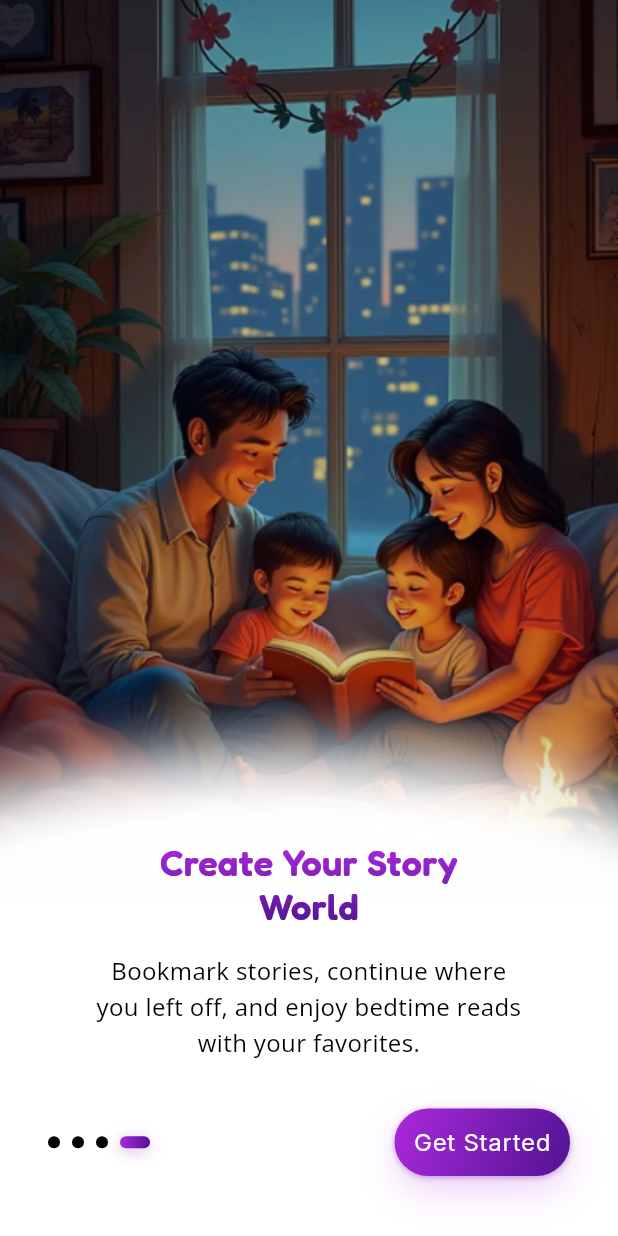
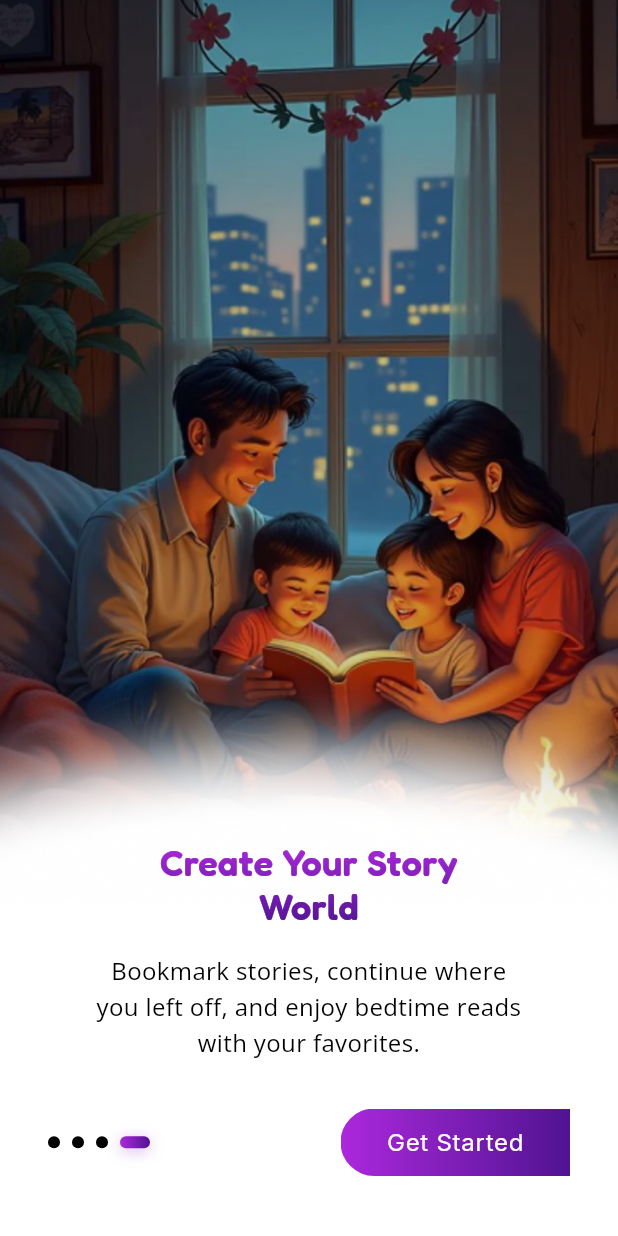
Before and after one commit to Jalaludheen25/Zaitoon, a Flutter app: the screen it shows after launch, swiped to page 4, on a phone screen of 412 x 824 dp. Run offline on Flutter 3.47's test engine with Material 3 defaults, Android fonts, the phone set to English and light mode, and no system bars; our stand-ins replace animate_do, cached_network_image, cloud_firestore, extended_image, firebase_auth, firebase_core and 17 more; missing offline and left inert: flutter_pdfview, fluttermoji, onesignal_flutter; accounts and stored records are empty; statements that could not run were skipped.

Commit message:
Get started button

```diff
--- a/lib/screens/home_screen/provider/home_provider.dart
+++ b/lib/screens/home_screen/provider/home_provider.dart
@@ -98,7 +98,7 @@ class HomeProvider extends ChangeNotifier {
   }
 
   // ---------------- Reading Progress (per user via SharedPreferences) ----------------
-  String _prefsKeyForReading(String userId) => 'reading_progress_' + userId;
+  String _prefsKeyForReading(String userId) => 'reading_progress_$userId';
 
   Future<void> loadReadingProgress(String userId) async {
     try {
--- a/lib/screens/splash_screen/onboarding_screens.dart
+++ b/lib/screens/splash_screen/onboarding_screens.dart
@@ -206,12 +206,14 @@ class OnboardContent extends StatelessWidget {
 
                   const SizedBox(height: 32),
 
-                  // Page indicators and Next button
+                  // Page indicators and button (Next or Get Started)
                   Row(
                     mainAxisAlignment: MainAxisAlignment.spaceBetween,
                     children: [
                       _buildPageIndicator(),
-                      _buildNextButton(),
+                      currentPage == totalPages - 1
+                          ? _buildGetStartedButton()
+                          : _buildNextButton(),
                     ],
                   ),
                 ],
@@ -304,7 +306,7 @@ class OnboardContent extends StatelessWidget {
               onTap: onNext,
               child: Center(
                 child: Text(
-                  currentPage == totalPages - 1 ? "Get Started" : "Next",
+                  "Next",
                   style: GoogleFonts.inter(
                     fontWeight: FontWeight.w400,
                     fontSize: 16.0,
@@ -313,6 +315,74 @@ class OnboardContent extends StatelessWidget {
                   ),
                 ),
               ),
+            ),
+          ),
+        ),
+      ),
+    );
+  }
+
+  Widget _buildGetStartedButton() {
+    return AnimatedContainer(
+      duration: const Duration(milliseconds: 200),
+      curve: Curves.easeInOut,
+      child: GestureDetector(
+        onTap: onNext,
+        child: Container(
+          width: 153,
+          height: 45,
+          clipBehavior: Clip.hardEdge,
+          decoration: const BoxDecoration(
+            color: Colors.white,
+          ),
+          child: SizedBox(
+            width: double.infinity,
+            child: Stack(
+              clipBehavior: Clip.none,
+              children: [
+                Positioned(
+                  left: 0,
+                  top: 0,
+                  child: Container(
+                    width: 153,
+                    height: 45,
+                    clipBehavior: Clip.hardEdge,
+                    decoration: const BoxDecoration(
+                      borderRadius: BorderRadius.horizontal(
+                        left: Radius.circular(24),
+                      ),
+                      gradient: LinearGradient(
+                        colors: [
+                          Color(0xFFAC28DC),
+                          Color(0xFF7E1EB7),
+                          Color(0xFF501392)
+                        ],
+                        stops: [0, 0.50, 1],
+                      ),
+                    ),
+                    child: Material(
+                      color: Colors.transparent,
+                      child: InkWell(
+                        borderRadius: const BorderRadius.horizontal(
+                          left: Radius.circular(24),
+                        ),
+                        onTap: onNext,
+                        child: Center(
+                          child: Text(
+                            "Get Started",
+                            style: GoogleFonts.inter(
+                              fontWeight: FontWeight.w400,
+                              fontSize: 16.0,
+                              color: Colors.white,
+                              letterSpacing: 0.5,
+                            ),
+                          ),
+                        ),
+                      ),
+                    ),
+                  ),
+                )
+              ],
             ),
           ),
         ),
```
